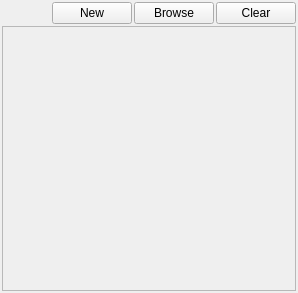
Old version of the form UI/InputHandler.ui in the repository JuyeongYi/MJPromptManager.
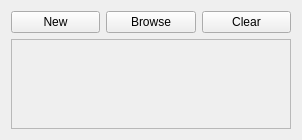
New version of the form.

Patch:
```diff
--- a/UI/InputHandler.ui
+++ b/UI/InputHandler.ui
@@ -6,51 +6,40 @@
    <rect>
     <x>0</x>
     <y>0</y>
-    <width>298</width>
-    <height>293</height>
+    <width>302</width>
+    <height>140</height>
    </rect>
   </property>
   <property name="windowTitle">
    <string>Form</string>
   </property>
-  <layout class="QGridLayout" name="gridLayout">
-   <property name="leftMargin">
-    <number>2</number>
-   </property>
-   <property name="topMargin">
-    <number>2</number>
-   </property>
-   <property name="rightMargin">
-    <number>2</number>
-   </property>
-   <property name="bottomMargin">
-    <number>2</number>
-   </property>
-   <property name="spacing">
-    <number>2</number>
-   </property>
-   <item row="0" column="3">
-    <widget class="QPushButton" name="bt_clear">
-     <property name="text">
-      <string>Clear</string>
-     </property>
-     <property name="shortcut">
-      <string notr="true"/>
-     </property>
-     <property name="flat">
-      <bool>false</bool>
-     </property>
-    </widget>
-   </item>
-   <item row="0" column="1">
+  <layout class="QVBoxLayout" name="lo_main">
+   <item>
+    <layout class="QHBoxLayout" name="__lo_btns">
+     <item>
+      <layout class="QHBoxLayout" name="lo_weight"/>
+     </item>
+     <item>
     <widget class="QPushButton" name="bt_addNew">
+       <property name="maximumSize">
+        <size>
+         <width>100</width>
+         <height>16777215</height>
+        </size>
+       </property>
      <property name="text">
       <string>New</string>
      </property>
     </widget>
    </item>
-   <item row="0" column="2">
+     <item>
     <widget class="QPushButton" name="bt_browse">
+       <property name="maximumSize">
+        <size>
+         <width>100</width>
+         <height>16777215</height>
+        </size>
+       </property>
      <property name="text">
       <string>Browse</string>
      </property>
@@ -59,20 +48,28 @@
      </property>
     </widget>
    </item>
-   <item row="0" column="0">
-    <spacer name="horizontalSpacer">
-     <property name="orientation">
-      <enum>Qt::Orientation::Horizontal</enum>
-     </property>
-     <property name="sizeHint" stdset="0">
+     <item>
+      <widget class="QPushButton" name="bt_clear">
+       <property name="maximumSize">
       <size>
-       <width>40</width>
-       <height>20</height>
-      </size>
-     </property>
-    </spacer>
-   </item>
-   <item row="1" column="0" colspan="4">
+         <width>100</width>
+         <height>16777215</height>
+        </size>
+       </property>
+       <property name="text">
+        <string>Clear</string>
+       </property>
+       <property name="shortcut">
+        <string notr="true"/>
+       </property>
+       <property name="flat">
+        <bool>false</bool>
+       </property>
+      </widget>
+     </item>
+    </layout>
+   </item>
+   <item>
     <widget class="QScrollArea" name="scra">
      <property name="widgetResizable">
       <bool>true</bool>
@@ -85,8 +82,8 @@
        <rect>
         <x>0</x>
         <y>0</y>
-        <width>292</width>
-        <height>260</height>
+        <width>282</width>
+        <height>87</height>
        </rect>
       </property>
       <layout class="QVBoxLayout" name="lo_scroll">
```
Left out of the diff: 6 changed lines with no effect on the pictures. Lines whose indentation alone changed are shown as unchanged.
